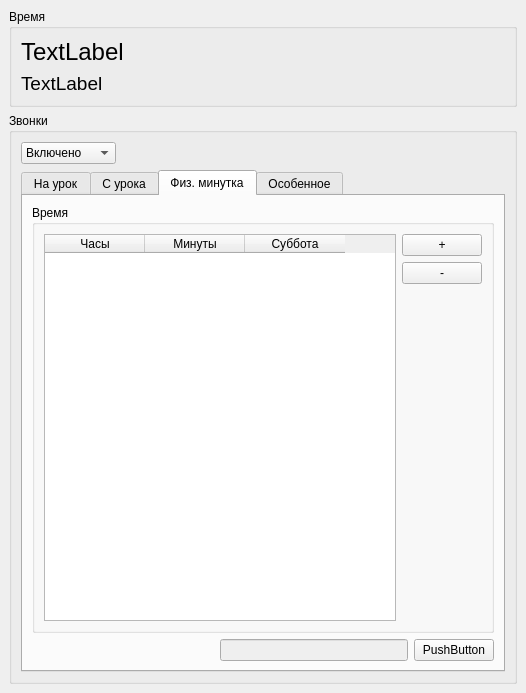
First picture: the form in ui/mainwindow.ui, repository 7enSmile/SchoolCalls, before the edit.
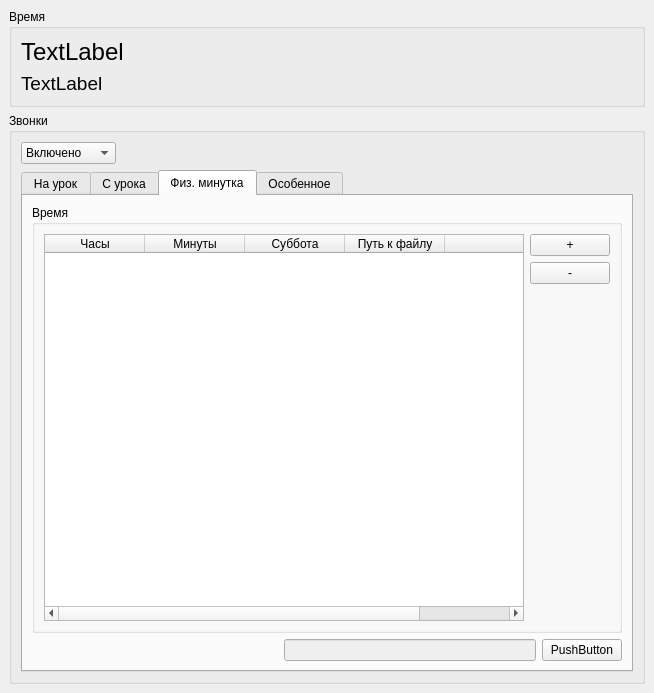
Second picture: the form after the edit. The open tabs and pages were chosen to show the change.

The edit to the form file:
```diff
--- a/ui/mainwindow.ui
+++ b/ui/mainwindow.ui
@@ -6,7 +6,7 @@
    <rect>
     <x>0</x>
     <y>0</y>
-    <width>526</width>
+    <width>654</width>
     <height>693</height>
    </rect>
   </property>
@@ -330,7 +330,7 @@
                  <number>0</number>
                 </property>
                 <property name="columnCount">
-                 <number>3</number>
+                 <number>5</number>
                 </property>
                 <attribute name="verticalHeaderVisible">
                  <bool>false</bool>
@@ -350,6 +350,16 @@
                   <string>Суббота</string>
                  </property>
                 </column>
+                <column>
+                 <property name="text">
+                  <string>Путь к файлу</string>
+                 </property>
+                </column>
+                <column>
+                 <property name="text">
+                  <string> </string>
+                 </property>
+                </column>
                </widget>
               </item>
               <item>
```
Left out of the diff: 26 changed lines with no effect on the pictures.
